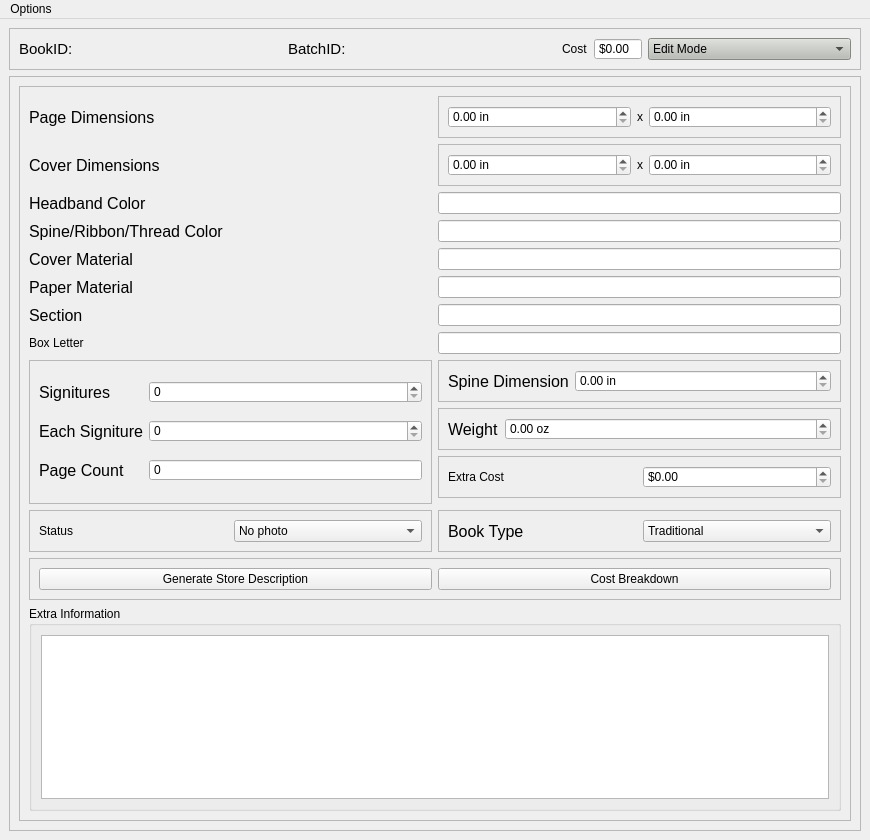
farinc/book-tracker-python, file ui/mainwindow.ui: the form before one commit.
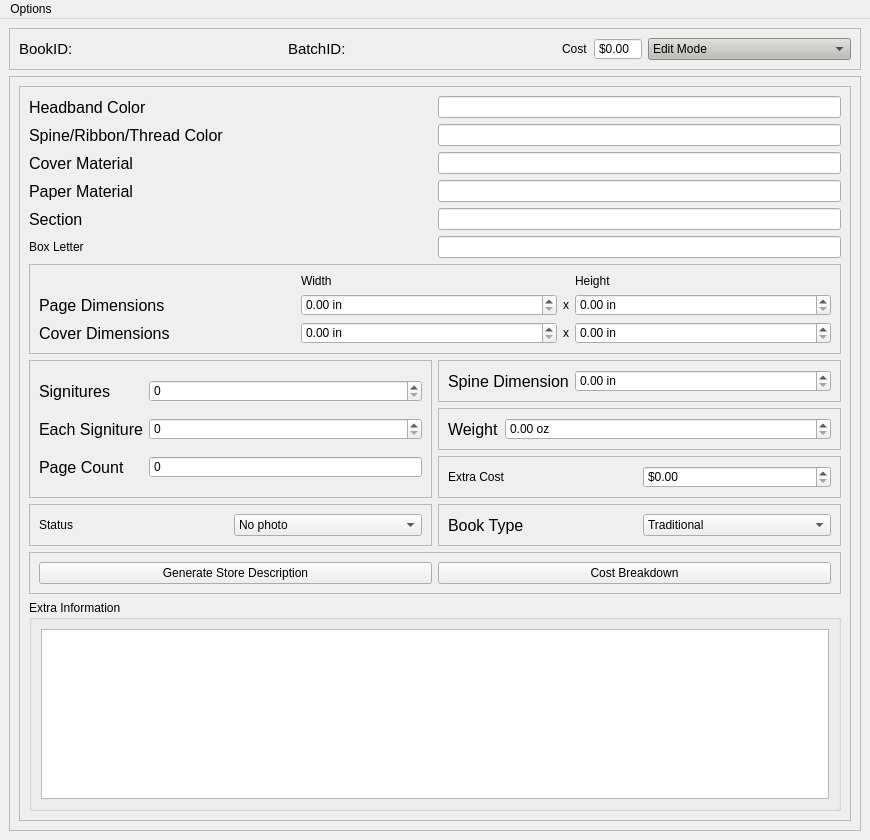
The form after the commit.

Commit message: Tweaked the ui to be more clear on width vs. height dimensions.

```diff
--- a/ui/mainwindow.ui
+++ b/ui/mainwindow.ui
@@ -206,9 +206,9 @@
        <property name="geometry">
         <rect>
          <x>0</x>
-         <y>-311</y>
+         <y>-320</y>
          <width>821</width>
-         <height>1015</height>
+         <height>1024</height>
         </rect>
        </property>
        <layout class="QGridLayout" name="gridLayout_5">
@@ -221,118 +221,7 @@
            <enum>QFrame::Raised</enum>
           </property>
           <layout class="QGridLayout" name="gridLayout">
-           <item row="1" column="1">
-            <widget class="QFrame" name="frame">
-             <property name="sizePolicy">
-              <sizepolicy hsizetype="MinimumExpanding" vsizetype="Preferred">
-               <horstretch>0</horstretch>
-               <verstretch>0</verstretch>
-              </sizepolicy>
-             </property>
-             <property name="frameShape">
-              <enum>QFrame::StyledPanel</enum>
-             </property>
-             <property name="frameShadow">
-              <enum>QFrame::Raised</enum>
-             </property>
-             <layout class="QHBoxLayout" name="horizontalLayout_3">
-              <item>
-               <widget class="QDoubleSpinBox" name="spinCoverDimX">
-                <property name="sizePolicy">
-                 <sizepolicy hsizetype="Minimum" vsizetype="Preferred">
-                  <horstretch>0</horstretch>
-                  <verstretch>0</verstretch>
-                 </sizepolicy>
-                </property>
-                <property name="suffix">
-                 <string> in</string>
-                </property>
-               </widget>
-              </item>
-              <item>
-               <widget class="QLabel" name="label_6">
-                <property name="sizePolicy">
-                 <sizepolicy hsizetype="Fixed" vsizetype="Preferred">
-                  <horstretch>0</horstretch>
-                  <verstretch>0</verstretch>
-                 </sizepolicy>
-                </property>
-                <property name="text">
-                 <string>x</string>
-                </property>
-               </widget>
-              </item>
-              <item>
-               <widget class="QDoubleSpinBox" name="spinCoverDimY">
-                <property name="suffix">
-                 <string> in</string>
-                </property>
-               </widget>
-              </item>
-             </layout>
-            </widget>
-           </item>
-           <item row="3" column="0">
-            <widget class="QLabel" name="label_12">
-             <property name="sizePolicy">
-              <sizepolicy hsizetype="Ignored" vsizetype="Preferred">
-               <horstretch>0</horstretch>
-               <verstretch>0</verstretch>
-              </sizepolicy>
-             </property>
-             <property name="font">
-              <font>
-               <pointsize>12</pointsize>
-              </font>
-             </property>
-             <property name="text">
-              <string>Spine/Ribbon/Thread Color</string>
-             </property>
-            </widget>
-           </item>
-           <item row="4" column="0">
-            <widget class="QLabel" name="label_4">
-             <property name="sizePolicy">
-              <sizepolicy hsizetype="Ignored" vsizetype="Preferred">
-               <horstretch>0</horstretch>
-               <verstretch>0</verstretch>
-              </sizepolicy>
-             </property>
-             <property name="font">
-              <font>
-               <pointsize>12</pointsize>
-              </font>
-             </property>
-             <property name="text">
-              <string>Cover Material</string>
-             </property>
-            </widget>
-           </item>
-           <item row="15" column="0" colspan="2">
-            <widget class="QGroupBox" name="groupBox_9">
-             <property name="sizePolicy">
-              <sizepolicy hsizetype="Ignored" vsizetype="Maximum">
-               <horstretch>0</horstretch>
-               <verstretch>0</verstretch>
-              </sizepolicy>
-             </property>
-             <property name="title">
-              <string>Extra Information</string>
-             </property>
-             <layout class="QGridLayout" name="gridLayout_4">
-              <item row="1" column="0">
-               <widget class="QPlainTextEdit" name="editExtra">
-                <property name="font">
-                 <font>
-                  <pointsize>12</pointsize>
-                 </font>
-                </property>
-               </widget>
-              </item>
-             </layout>
-            </widget>
-           </item>
-           <item row="8" column="1">
+           <item row="11" column="1">
             <widget class="QFrame" name="frame_6">
              <property name="sizePolicy">
               <sizepolicy hsizetype="Ignored" vsizetype="Preferred">
@@ -381,8 +270,8 @@
              </layout>
             </widget>
            </item>
-           <item row="6" column="0">
-            <widget class="QLabel" name="label_19">
+           <item row="7" column="0">
+            <widget class="QLabel" name="label_9">
              <property name="sizePolicy">
               <sizepolicy hsizetype="Ignored" vsizetype="Preferred">
                <horstretch>0</horstretch>
@@ -395,11 +284,31 @@
               </font>
              </property>
              <property name="text">
-              <string>Section</string>
+              <string>Paper Material</string>
              </property>
             </widget>
            </item>
-           <item row="13" column="0" colspan="2">
+           <item row="6" column="1">
+            <widget class="QLineEdit" name="editCoverMaterial">
+             <property name="sizePolicy">
+              <sizepolicy hsizetype="MinimumExpanding" vsizetype="Fixed">
+               <horstretch>0</horstretch>
+               <verstretch>0</verstretch>
+              </sizepolicy>
+             </property>
+            </widget>
+           </item>
+           <item row="4" column="1">
+            <widget class="QLineEdit" name="editHeadbandColor">
+             <property name="sizePolicy">
+              <sizepolicy hsizetype="MinimumExpanding" vsizetype="Fixed">
+               <horstretch>0</horstretch>
+               <verstretch>0</verstretch>
+              </sizepolicy>
+             </property>
+            </widget>
+           </item>
+           <item row="16" column="0" colspan="2">
             <widget class="QFrame" name="frame_10">
              <property name="sizePolicy">
               <sizepolicy hsizetype="Ignored" vsizetype="Preferred">
@@ -431,14 +340,207 @@
              </layout>
             </widget>
            </item>
-           <item row="7" column="0">
-            <widget class="QLabel" name="label_23">
+           <item row="12" column="1">
+            <widget class="QFrame" name="frame_5">
+             <property name="sizePolicy">
+              <sizepolicy hsizetype="Ignored" vsizetype="Preferred">
+               <horstretch>0</horstretch>
+               <verstretch>0</verstretch>
+              </sizepolicy>
+             </property>
+             <property name="frameShape">
+              <enum>QFrame::StyledPanel</enum>
+             </property>
+             <property name="frameShadow">
+              <enum>QFrame::Raised</enum>
+             </property>
+             <layout class="QHBoxLayout" name="horizontalLayout_7">
+              <item>
+               <widget class="QLabel" name="label_16">
+                <property name="sizePolicy">
+                 <sizepolicy hsizetype="Minimum" vsizetype="Preferred">
+                  <horstretch>0</horstretch>
+                  <verstretch>0</verstretch>
+                 </sizepolicy>
+                </property>
+                <property name="font">
+                 <font>
+                  <pointsize>12</pointsize>
+                 </font>
+                </property>
+                <property name="text">
+                 <string>Weight</string>
+                </property>
+               </widget>
+              </item>
+              <item>
+               <widget class="QDoubleSpinBox" name="spinWeight">
+                <property name="sizePolicy">
+                 <sizepolicy hsizetype="MinimumExpanding" vsizetype="Fixed">
+                  <horstretch>0</horstretch>
+                  <verstretch>0</verstretch>
+                 </sizepolicy>
+                </property>
+                <property name="suffix">
+                 <string> oz</string>
+                </property>
+               </widget>
+              </item>
+             </layout>
+            </widget>
+           </item>
+           <item row="8" column="1">
+            <widget class="QLineEdit" name="editSection">
+             <property name="sizePolicy">
+              <sizepolicy hsizetype="MinimumExpanding" vsizetype="Fixed">
+               <horstretch>0</horstretch>
+               <verstretch>0</verstretch>
+              </sizepolicy>
+             </property>
+            </widget>
+           </item>
+           <item row="13" column="1">
+            <widget class="QFrame" name="frame_9">
+             <property name="sizePolicy">
+              <sizepolicy hsizetype="Ignored" vsizetype="MinimumExpanding">
+               <horstretch>0</horstretch>
+               <verstretch>0</verstretch>
+              </sizepolicy>
+             </property>
+             <property name="frameShape">
+              <enum>QFrame::StyledPanel</enum>
+             </property>
+             <property name="frameShadow">
+              <enum>QFrame::Raised</enum>
+             </property>
+             <layout class="QGridLayout" name="gridLayout_6">
+              <item row="0" column="0">
+               <widget class="QLabel" name="label_10">
+                <property name="text">
+                 <string>Extra Cost</string>
+                </property>
+               </widget>
+              </item>
+              <item row="0" column="1">
+               <widget class="QDoubleSpinBox" name="spinExtra">
+                <property name="prefix">
+                 <string>$</string>
+                </property>
+                <property name="suffix">
+                 <string/>
+                </property>
+                <property name="singleStep">
+                 <double>0.250000000000000</double>
+                </property>
+               </widget>
+              </item>
+             </layout>
+            </widget>
+           </item>
+           <item row="5" column="0">
+            <widget class="QLabel" name="label_12">
+             <property name="sizePolicy">
+              <sizepolicy hsizetype="Ignored" vsizetype="Preferred">
+               <horstretch>0</horstretch>
+               <verstretch>0</verstretch>
+              </sizepolicy>
+             </property>
+             <property name="font">
+              <font>
+               <pointsize>12</pointsize>
+              </font>
+             </property>
              <property name="text">
-              <string>Box Letter</string>
+              <string>Spine/Ribbon/Thread Color</string>
              </property>
             </widget>
            </item>
-           <item row="12" column="0">
+           <item row="6" column="0">
+            <widget class="QLabel" name="label_4">
+             <property name="sizePolicy">
+              <sizepolicy hsizetype="Ignored" vsizetype="Preferred">
+               <horstretch>0</horstretch>
+               <verstretch>0</verstretch>
+              </sizepolicy>
+             </property>
+             <property name="font">
+              <font>
+               <pointsize>12</pointsize>
+              </font>
+             </property>
+             <property name="text">
+              <string>Cover Material</string>
+             </property>
+            </widget>
+           </item>
+           <item row="15" column="1">
+            <widget class="QFrame" name="frame_4">
+             <property name="sizePolicy">
+              <sizepolicy hsizetype="MinimumExpanding" vsizetype="Preferred">
+               <horstretch>0</horstretch>
+               <verstretch>0</verstretch>
+              </sizepolicy>
+             </property>
+             <property name="frameShape">
+              <enum>QFrame::StyledPanel</enum>
+             </property>
+             <property name="frameShadow">
+              <enum>QFrame::Raised</enum>
+             </property>
+             <layout class="QHBoxLayout" name="horizontalLayout_10">
+              <item>
+               <widget class="QLabel" name="label_22">
+                <property name="font">
+                 <font>
+                  <pointsize>12</pointsize>
+                 </font>
+                </property>
+                <property name="text">
+                 <string>Book Type</string>
+                </property>
+               </widget>
+              </item>
+              <item>
+               <widget class="QComboBox" name="comboBookType">
+                <item>
+                 <property name="text">
+                  <string>Traditional</string>
+                 </property>
+                </item>
+                <item>
+                 <property name="text">
+                  <string>Coptic</string>
+                 </property>
+                </item>
+                <item>
+                 <property name="text">
+                  <string>Coptic (2 needle)</string>
+                 </property>
+                </item>
+                <item>
+                 <property name="text">
+                  <string>StabStich</string>
+                 </property>
+                </item>
+                <item>
+                 <property name="text">
+                  <string>Quarter</string>
+                 </property>
+                </item>
+                <item>
+                 <property name="text">
+                  <string>Long Stich</string>
+                 </property>
+                </item>
+               </widget>
+              </item>
+             </layout>
+            </widget>
+           </item>
+           <item row="9" column="1">
+            <widget class="QLineEdit" name="editBox"/>
+           </item>
+           <item row="15" column="0">
             <widget class="QFrame" name="frame_11">
              <property name="frameShape">
               <enum>QFrame::StyledPanel</enum>
@@ -486,58 +588,76 @@
              </layout>
             </widget>
            </item>
-           <item row="2" column="1">
-            <widget class="QLineEdit" name="editHeadbandColor">
-             <property name="sizePolicy">
-              <sizepolicy hsizetype="MinimumExpanding" vsizetype="Fixed">
-               <horstretch>0</horstretch>
-               <verstretch>0</verstretch>
-              </sizepolicy>
-             </property>
-            </widget>
-           </item>
-           <item row="3" column="1">
-            <widget class="QLineEdit" name="editThreadColor">
-             <property name="sizePolicy">
-              <sizepolicy hsizetype="MinimumExpanding" vsizetype="Fixed">
-               <horstretch>0</horstretch>
-               <verstretch>0</verstretch>
-              </sizepolicy>
-             </property>
-            </widget>
-           </item>
-           <item row="5" column="0">
-            <widget class="QLabel" name="label_9">
-             <property name="sizePolicy">
-              <sizepolicy hsizetype="Ignored" vsizetype="Preferred">
-               <horstretch>0</horstretch>
-               <verstretch>0</verstretch>
-              </sizepolicy>
-             </property>
-             <property name="font">
-              <font>
-               <pointsize>12</pointsize>
-              </font>
-             </property>
+           <item row="9" column="0">
+            <widget class="QLabel" name="label_23">
              <property name="text">
-              <string>Paper Material</string>
-             </property>
-            </widget>
-           </item>
-           <item row="5" column="1">
-            <widget class="QLineEdit" name="editPageMaterial">
-             <property name="sizePolicy">
-              <sizepolicy hsizetype="MinimumExpanding" vsizetype="Fixed">
-               <horstretch>0</horstretch>
-               <verstretch>0</verstretch>
-              </sizepolicy>
+              <string>Box Letter</string>
              </property>
             </widget>
            </item>
            <item row="7" column="1">
-            <widget class="QLineEdit" name="editBox"/>
+            <widget class="QLineEdit" name="editPageMaterial">
+             <property name="sizePolicy">
+              <sizepolicy hsizetype="MinimumExpanding" vsizetype="Fixed">
+               <horstretch>0</horstretch>
+               <verstretch>0</verstretch>
+              </sizepolicy>
+             </property>
+            </widget>
            </item>
-           <item row="2" column="0">
+           <item row="18" column="0" colspan="2">
+            <widget class="QGroupBox" name="groupBox_9">
+             <property name="sizePolicy">
+              <sizepolicy hsizetype="Ignored" vsizetype="Maximum">
+               <horstretch>0</horstretch>
+               <verstretch>0</verstretch>
+              </sizepolicy>
+             </property>
+             <property name="title">
+              <string>Extra Information</string>
+             </property>
+             <layout class="QGridLayout" name="gridLayout_4">
+              <item row="1" column="0">
+               <widget class="QPlainTextEdit" name="editExtra">
+                <property name="font">
+                 <font>
+                  <pointsize>12</pointsize>
+                 </font>
+                </property>
+               </widget>
+              </item>
+             </layout>
+            </widget>
+           </item>
+           <item row="8" column="0">
+            <widget class="QLabel" name="label_19">
+             <property name="sizePolicy">
+              <sizepolicy hsizetype="Ignored" vsizetype="Preferred">
+               <horstretch>0</horstretch>
+               <verstretch>0</verstretch>
+              </sizepolicy>
+             </property>
+             <property name="font">
+              <font>
+               <pointsize>12</pointsize>
+              </font>
+             </property>
+             <property name="text">
+              <string>Section</string>
+             </property>
+            </widget>
+           </item>
+           <item row="5" column="1">
+            <widget class="QLineEdit" name="editThreadColor">
+             <property name="sizePolicy">
+              <sizepolicy hsizetype="MinimumExpanding" vsizetype="Fixed">
+               <horstretch>0</horstretch>
+               <verstretch>0</verstretch>
+              </sizepolicy>
+             </property>
+            </widget>
+           </item>
+           <item row="4" column="0">
             <widget class="QLabel" name="label_21">
              <property name="sizePolicy">
               <sizepolicy hsizetype="Ignored" vsizetype="Preferred">
@@ -555,162 +675,7 @@
              </property>
             </widget>
            </item>
-           <item row="4" column="1">
-            <widget class="QLineEdit" name="editCoverMaterial">
-             <property name="sizePolicy">
-              <sizepolicy hsizetype="MinimumExpanding" vsizetype="Fixed">
-               <horstretch>0</horstretch>
-               <verstretch>0</verstretch>
-              </sizepolicy>
-             </property>
-            </widget>
-           </item>
-           <item row="6" column="1">
-            <widget class="QLineEdit" name="editSection">
-             <property name="sizePolicy">
-              <sizepolicy hsizetype="MinimumExpanding" vsizetype="Fixed">
-               <horstretch>0</horstretch>
-               <verstretch>0</verstretch>
-              </sizepolicy>
-             </property>
-            </widget>
-           </item>
-           <item row="1" column="0">
-            <widget class="QLabel" name="label_5">
-             <property name="sizePolicy">
-              <sizepolicy hsizetype="Ignored" vsizetype="Preferred">
-               <horstretch>0</horstretch>
-               <verstretch>0</verstretch>
-              </sizepolicy>
-             </property>
-             <property name="font">
-              <font>
-               <pointsize>12</pointsize>
-              </font>
-             </property>
-             <property name="styleSheet">
-              <string notr="true">#label_5 {
-	
-}</string>
-             </property>
-             <property name="text">
-              <string>Cover Dimensions</string>
-             </property>
-            </widget>
-           </item>
-           <item row="9" column="1">
-            <widget class="QFrame" name="frame_5">
-             <property name="sizePolicy">
-              <sizepolicy hsizetype="Ignored" vsizetype="Preferred">
-               <horstretch>0</horstretch>
-               <verstretch>0</verstretch>
-              </sizepolicy>
-             </property>
-             <property name="frameShape">
-              <enum>QFrame::StyledPanel</enum>
-             </property>
-             <property name="frameShadow">
-              <enum>QFrame::Raised</enum>
-             </property>
-             <layout class="QHBoxLayout" name="horizontalLayout_7">
-              <item>
-               <widget class="QLabel" name="label_16">
-                <property name="sizePolicy">
-                 <sizepolicy hsizetype="Minimum" vsizetype="Preferred">
-                  <horstretch>0</horstretch>
-                  <verstretch>0</verstretch>
-                 </sizepolicy>
-                </property>
-                <property name="font">
-                 <font>
-                  <pointsize>12</pointsize>
-                 </font>
-                </property>
-                <property name="text">
-                 <string>Weight</string>
-                </property>
-               </widget>
-              </item>
-              <item>
-               <widget class="QDoubleSpinBox" name="spinWeight">
-                <property name="sizePolicy">
-                 <sizepolicy hsizetype="MinimumExpanding" vsizetype="Fixed">
-                  <horstretch>0</horstretch>
-                  <verstretch>0</verstretch>
-                 </sizepolicy>
-                </property>
-                <property name="suffix">
-                 <string> oz</string>
-                </property>
-               </widget>
-              </item>
-             </layout>
-            </widget>
-           </item>
-           <item row="0" column="1">
-            <widget class="QFrame" name="frame_2">
-             <property name="sizePolicy">
-              <sizepolicy hsizetype="MinimumExpanding" vsizetype="Preferred">
-               <horstretch>0</horstretch>
-               <verstretch>0</verstretch>
-              </sizepolicy>
-             </property>
-             <property name="frameShape">
-              <enum>QFrame::StyledPanel</enum>
-             </property>
-             <property name="frameShadow">
-              <enum>QFrame::Raised</enum>
-             </property>
-             <layout class="QHBoxLayout" name="horizontalLayout_4">
-              <item>
-               <widget class="QDoubleSpinBox" name="spinPageDimX">
-                <property name="suffix">
-                 <string> in</string>
-                </property>
-               </widget>
-              </item>
-              <item>
-               <widget class="QLabel" name="label_7">
-                <property name="sizePolicy">
-                 <sizepolicy hsizetype="Fixed" vsizetype="Preferred">
-                  <horstretch>0</horstretch>
-                  <verstretch>0</verstretch>
-                 </sizepolicy>
-                </property>
-                <property name="text">
-                 <string>x</string>
-                </property>
-               </widget>
-              </item>
-              <item>
-               <widget class="QDoubleSpinBox" name="spinPageDimY">
-                <property name="suffix">
-                 <string> in</string>
-                </property>
-               </widget>
-              </item>
-             </layout>
-            </widget>
-           </item>
-           <item row="0" column="0">
-            <widget class="QLabel" name="label_8">
-             <property name="sizePolicy">
-              <sizepolicy hsizetype="Ignored" vsizetype="Preferred">
-               <horstretch>0</horstretch>
-               <verstretch>0</verstretch>
-              </sizepolicy>
-             </property>
-             <property name="font">
-              <font>
-               <pointsize>12</pointsize>
-              </font>
-             </property>
-             <property name="text">
-              <string>Page Dimensions</string>
-             </property>
-            </widget>
-           </item>
-           <item row="8" column="0" rowspan="4">
+           <item row="11" column="0" rowspan="3">
             <widget class="QFrame" name="frame_7">
              <property name="sizePolicy">
               <sizepolicy hsizetype="MinimumExpanding" vsizetype="Preferred">
@@ -815,46 +780,8 @@
              </layout>
             </widget>
            </item>
-           <item row="10" column="1">
-            <widget class="QFrame" name="frame_9">
-             <property name="sizePolicy">
-              <sizepolicy hsizetype="Ignored" vsizetype="MinimumExpanding">
-               <horstretch>0</horstretch>
-               <verstretch>0</verstretch>
-              </sizepolicy>
-             </property>
-             <property name="frameShape">
-              <enum>QFrame::StyledPanel</enum>
-             </property>
-             <property name="frameShadow">
-              <enum>QFrame::Raised</enum>
-             </property>
-             <layout class="QGridLayout" name="gridLayout_6">
-              <item row="0" column="0">
-               <widget class="QLabel" name="label_10">
-                <property name="text">
-                 <string>Extra Cost</string>
-                </property>
-               </widget>
-              </item>
-              <item row="0" column="1">
-               <widget class="QDoubleSpinBox" name="spinExtra">
-                <property name="prefix">
-                 <string>$</string>
-                </property>
-                <property name="suffix">
-                 <string/>
-                </property>
-                <property name="singleStep">
-                 <double>0.250000000000000</double>
-                </property>
-               </widget>
-              </item>
-             </layout>
-            </widget>
-           </item>
-           <item row="12" column="1">
-            <widget class="QFrame" name="frame_4">
+           <item row="10" column="0" colspan="2">
+            <widget class="QFrame" name="frame_2">
              <property name="sizePolicy">
               <sizepolicy hsizetype="MinimumExpanding" vsizetype="Preferred">
                <horstretch>0</horstretch>
@@ -867,51 +794,114 @@
              <property name="frameShadow">
               <enum>QFrame::Raised</enum>
              </property>
-             <layout class="QHBoxLayout" name="horizontalLayout_10">
-              <item>
-               <widget class="QLabel" name="label_22">
+             <layout class="QGridLayout" name="gridLayout_3">
+              <item row="1" column="3">
+               <widget class="QDoubleSpinBox" name="spinPageDimY">
+                <property name="suffix">
+                 <string> in</string>
+                </property>
+               </widget>
+              </item>
+              <item row="1" column="1">
+               <widget class="QDoubleSpinBox" name="spinPageDimX">
+                <property name="suffix">
+                 <string> in</string>
+                </property>
+               </widget>
+              </item>
+              <item row="1" column="2">
+               <widget class="QLabel" name="label_7">
+                <property name="sizePolicy">
+                 <sizepolicy hsizetype="Fixed" vsizetype="Preferred">
+                  <horstretch>0</horstretch>
+                  <verstretch>0</verstretch>
+                 </sizepolicy>
+                </property>
+                <property name="text">
+                 <string>x</string>
+                </property>
+               </widget>
+              </item>
+              <item row="0" column="3">
+               <widget class="QLabel" name="label_17">
+                <property name="text">
+                 <string>Height</string>
+                </property>
+               </widget>
+              </item>
+              <item row="0" column="1">
+               <widget class="QLabel" name="label_15">
+                <property name="text">
+                 <string>Width</string>
+                </property>
+               </widget>
+              </item>
+              <item row="2" column="1">
+               <widget class="QDoubleSpinBox" name="spinCoverDimY">
+                <property name="suffix">
+                 <string> in</string>
+                </property>
+               </widget>
+              </item>
+              <item row="2" column="2">
+               <widget class="QLabel" name="label_6">
+                <property name="text">
+                 <string>x</string>
+                </property>
+               </widget>
+              </item>
+              <item row="2" column="3">
+               <widget class="QDoubleSpinBox" name="spinCoverDimX">
+                <property name="sizePolicy">
+                 <sizepolicy hsizetype="Minimum" vsizetype="Preferred">
+                  <horstretch>0</horstretch>
+                  <verstretch>0</verstretch>
+                 </sizepolicy>
+                </property>
+                <property name="suffix">
+                 <string> in</string>
+                </property>
+               </widget>
+              </item>
+              <item row="1" column="0">
+               <widget class="QLabel" name="label_8">
+                <property name="sizePolicy">
+                 <sizepolicy hsizetype="Ignored" vsizetype="Preferred">
+                  <horstretch>0</horstretch>
+                  <verstretch>0</verstretch>
+                 </sizepolicy>
+                </property>
                 <property name="font">
                  <font>
                   <pointsize>12</pointsize>
                  </font>
                 </property>
                 <property name="text">
-                 <string>Book Type</string>
+                 <string>Page Dimensions</string>
                 </property>
                </widget>
               </item>
-              <item>
-               <widget class="QComboBox" name="comboBookType">
-                <item>
-                 <property name="text">
-                  <string>Traditional</string>
-                 </property>
-                </item>
-                <item>
-                 <property name="text">
-                  <string>Coptic</string>
-                 </property>
-                </item>
-                <item>
-                 <property name="text">
-                  <string>Coptic (2 needle)</string>
-                 </property>
-                </item>
-                <item>
-                 <property name="text">
-                  <string>StabStich</string>
-                 </property>
-                </item>
-                <item>
-                 <property name="text">
-                  <string>Quarter</string>
-                 </property>
-                </item>
-                <item>
-                 <property name="text">
-                  <string>Long Stich</string>
-                 </property>
-                </item>
+              <item row="2" column="0">
+               <widget class="QLabel" name="label_5">
+                <property name="sizePolicy">
+                 <sizepolicy hsizetype="Ignored" vsizetype="Preferred">
+                  <horstretch>0</horstretch>
+                  <verstretch>0</verstretch>
+                 </sizepolicy>
+                </property>
+                <property name="font">
+                 <font>
+                  <pointsize>12</pointsize>
+                 </font>
+                </property>
+                <property name="styleSheet">
+                 <string notr="true">#label_5 {
+	
+}</string>
+                </property>
+                <property name="text">
+                 <string>Cover Dimensions</string>
+                </property>
                </widget>
               </item>
              </layout>
```
Left out of the diff: 2 changed lines with no effect on the pictures.
